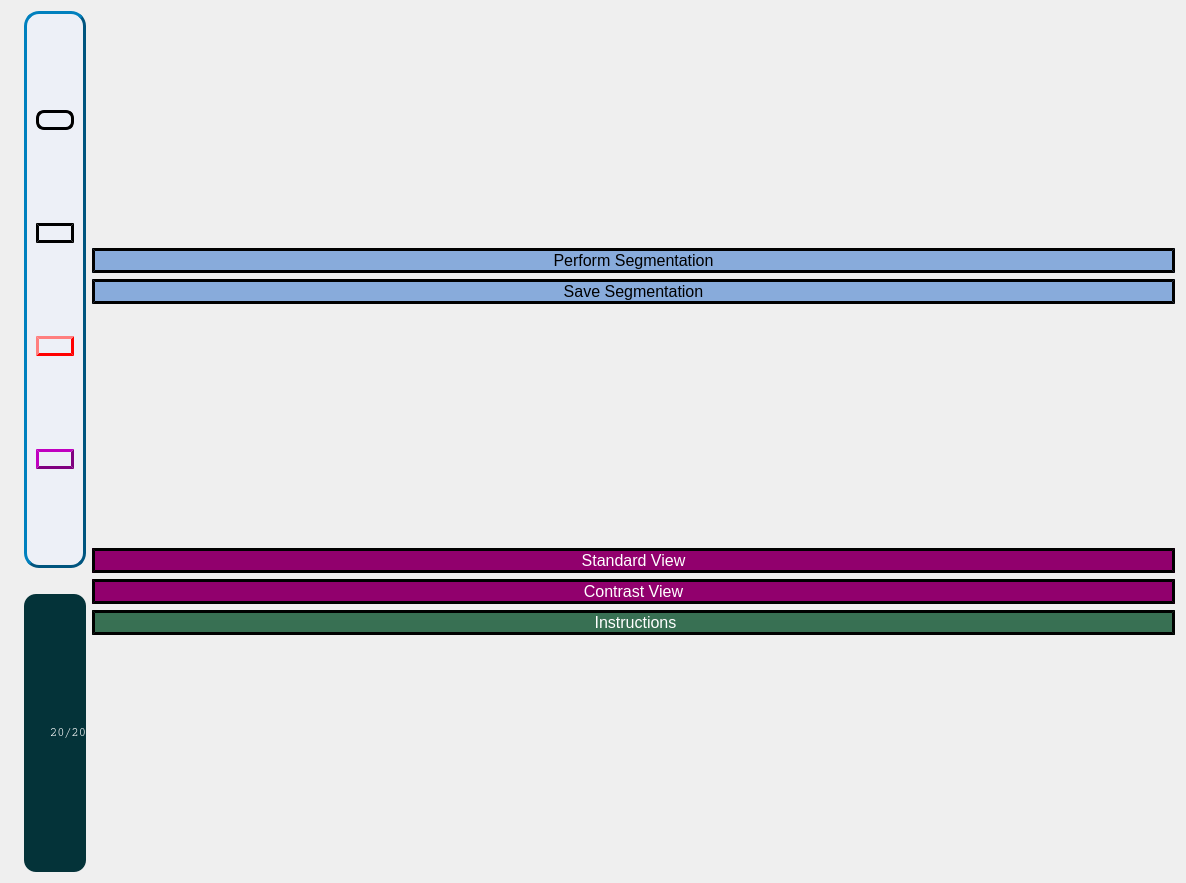
Above: FetalMRI_Workspace.ui from EldanChodorov/Automated_FetalMRI before the change. Below: the same form after it.
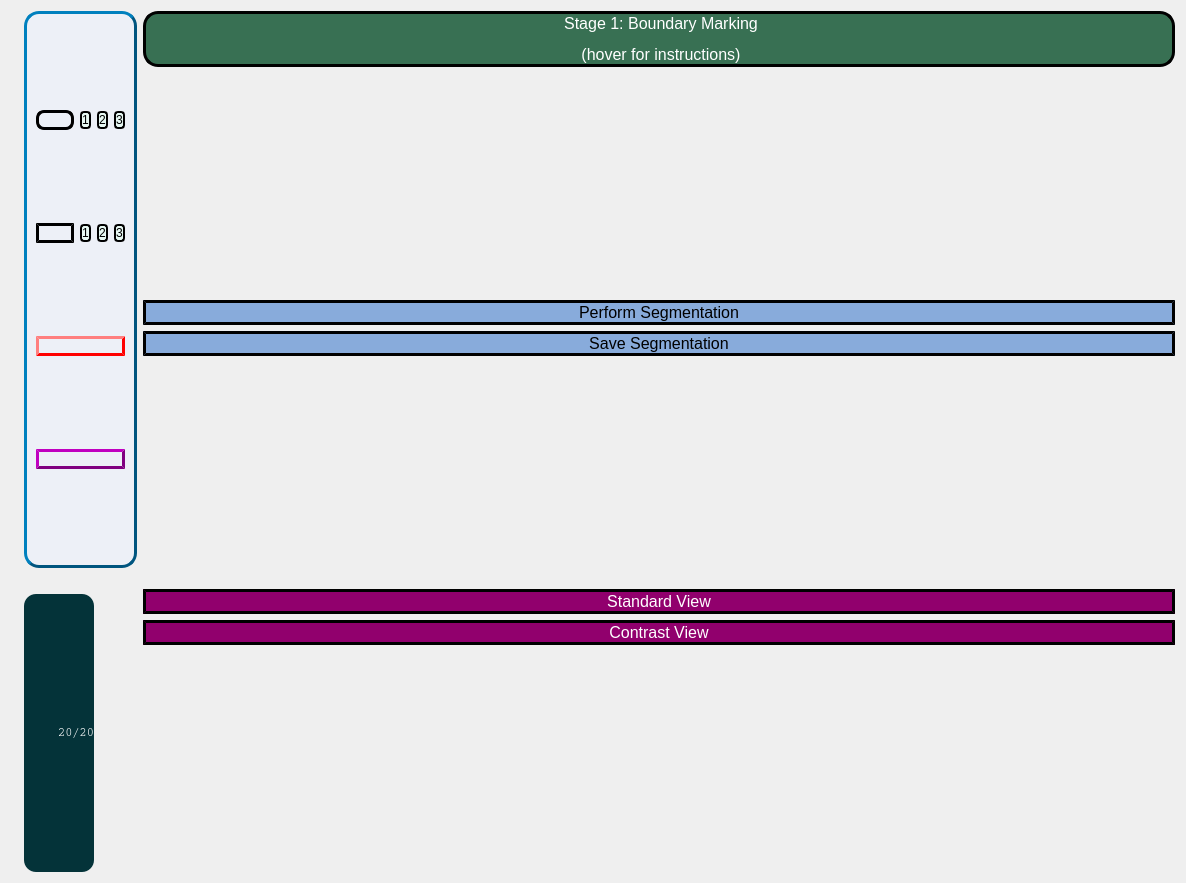
That is the form after the change. Icons and pictures are not drawn.

Commit message: eraser icon emphasize tool chosen

What changed in the file:
```diff
--- a/FetalMRI_Workspace.ui
+++ b/FetalMRI_Workspace.ui
@@ -46,48 +46,7 @@
             <enum>QFrame::Raised</enum>
            </property>
            <layout class="QGridLayout" name="gridLayout">
-            <item row="0" column="0">
-             <widget class="QPushButton" name="paintbrush_btn">
-              <property name="toolTip">
-               <string>&lt;html&gt;&lt;head/&gt;&lt;body&gt;&lt;p&gt;Use paintbrush to mark points on image.&lt;/p&gt;&lt;/body&gt;&lt;/html&gt;</string>
-              </property>
-              <property name="styleSheet">
-               <string notr="true">background-color:'white'; 
-color: black; 
-border-radius: 8px; border-color: black; border-width: 3px; 
-border-style: outset;</string>
-              </property>
-              <property name="text">
-               <string/>
-              </property>
-              <property name="icon">
-               <iconset>
-                <normaloff>images/paintbrush.png</normaloff>images/paintbrush.png</iconset>
-              </property>
-             </widget>
-            </item>
-            <item row="2" column="0">
-             <widget class="QPushButton" name="eraser_btn">
-              <property name="toolTip">
-               <string>&lt;html&gt;&lt;head/&gt;&lt;body&gt;&lt;p&gt;Use eraser to remove points or parts of segmentation.&lt;/p&gt;&lt;/body&gt;&lt;/html&gt;</string>
-              </property>
-              <property name="styleSheet">
-               <string notr="true">background-color:'white'; 
-color: black; 
-border-radius: 12px; border-color: black; border-width: 3px;
-border-style: outset;
-</string>
-              </property>
-              <property name="text">
-               <string/>
-              </property>
-              <property name="icon">
-               <iconset>
-                <normaloff>images/erase.jpg</normaloff>images/erase.jpg</iconset>
-              </property>
-             </widget>
-            </item>
-            <item row="3" column="0">
+            <item row="5" column="0">
              <widget class="QPushButton" name="outer_square_btn">
               <property name="toolTip">
                <string>Mark middle frame with square ENCLOSING brain.</string>
@@ -107,7 +66,7 @@
               </property>
              </widget>
             </item>
-            <item row="4" column="0">
+            <item row="6" column="0">
              <widget class="QPushButton" name="inner_square_btn">
               <property name="toolTip">
                <string>Mark middle first and last frame with square CONTAINED in brain.</string>
@@ -127,6 +86,139 @@
               </property>
              </widget>
             </item>
+            <item row="4" column="0">
+             <layout class="QHBoxLayout" name="horizontalLayout">
+              <item>
+               <widget class="QPushButton" name="eraser_btn">
+                <property name="toolTip">
+                 <string>&lt;html&gt;&lt;head/&gt;&lt;body&gt;&lt;p&gt;Use eraser to remove points or parts of segmentation.&lt;/p&gt;&lt;/body&gt;&lt;/html&gt;</string>
+                </property>
+                <property name="styleSheet">
+                 <string notr="true">background-color:'white'; 
+color: black; 
+border-radius: 12px; border-color: black; border-width: 3px;
+border-style: outset;
+</string>
+                </property>
+                <property name="text">
+                 <string/>
+                </property>
+                <property name="icon">
+                 <iconset>
+                  <normaloff>images/erase.jpg</normaloff>images/erase.jpg</iconset>
+                </property>
+               </widget>
+              </item>
+              <item>
+               <widget class="QPushButton" name="eraser_size1_btn">
+                <property name="styleSheet">
+                 <string notr="true">background-color: rgb(231, 248, 243);
+color: rgb(0, 0, 0);
+border-radius: 4px; border-color: black; border-width: 2px; 
+border-style: outset;
+font: 8pt &quot;MS Shell Dlg 2&quot;;</string>
+                </property>
+                <property name="text">
+                 <string>1</string>
+                </property>
+               </widget>
+              </item>
+              <item>
+               <widget class="QPushButton" name="eraser_size2_btn">
+                <property name="styleSheet">
+                 <string notr="true">background-color: rgb(231, 248, 243);
+color: rgb(0, 0, 0);
+border-radius: 4px; border-color: black; border-width: 2px; 
+border-style: outset;
+font: 10pt &quot;MS Shell Dlg 2&quot;;</string>
+                </property>
+                <property name="text">
+                 <string>2</string>
+                </property>
+               </widget>
+              </item>
+              <item>
+               <widget class="QPushButton" name="eraser_size3_btn">
+                <property name="styleSheet">
+                 <string notr="true">background-color: rgb(231, 248, 243);
+color: rgb(0, 0, 0);
+border-radius: 4px; border-color: black; border-width: 2px; 
+border-style: outset;
+font: 12pt &quot;MS Shell Dlg 2&quot;;</string>
+                </property>
+                <property name="text">
+                 <string>3</string>
+                </property>
+               </widget>
+              </item>
+             </layout>
+            </item>
+            <item row="1" column="0">
+             <layout class="QHBoxLayout" name="horizontalLayout_3">
+              <item>
+               <widget class="QPushButton" name="paintbrush_btn">
+                <property name="toolTip">
+                 <string>&lt;html&gt;&lt;head/&gt;&lt;body&gt;&lt;p&gt;Use paintbrush to mark points on image.&lt;/p&gt;&lt;/body&gt;&lt;/html&gt;</string>
+                </property>
+                <property name="styleSheet">
+                 <string notr="true">background-color:'white'; 
+color: black; 
+border-radius: 8px; border-color: black; border-width: 3px; 
+border-style: outset;</string>
+                </property>
+                <property name="text">
+                 <string/>
+                </property>
+                <property name="icon">
+                 <iconset>
+                  <normaloff>images/paintbrush.png</normaloff>images/paintbrush.png</iconset>
+                </property>
+               </widget>
+              </item>
+              <item>
+               <widget class="QPushButton" name="paintbrush_size1_btn">
+                <property name="styleSheet">
+                 <string notr="true">background-color: rgb(231, 248, 243);
+color: rgb(0, 0, 0);
+border-radius: 4px; border-color: black; border-width: 2px; 
+border-style: outset;
+font: 8pt &quot;MS Shell Dlg 2&quot;;</string>
+                </property>
+                <property name="text">
+                 <string>1</string>
+                </property>
+               </widget>
+              </item>
+              <item>
+               <widget class="QPushButton" name="paintbrush_size2_btn">
+                <property name="styleSheet">
+                 <string notr="true">background-color: rgb(231, 248, 243);
+color: rgb(0, 0, 0);
+border-radius: 4px; border-color: black; border-width: 2px; 
+border-style: outset;
+font: 10pt &quot;MS Shell Dlg 2&quot;;</string>
+                </property>
+                <property name="text">
+                 <string>2</string>
+                </property>
+               </widget>
+              </item>
+              <item>
+               <widget class="QPushButton" name="paintbrush_size3_btn">
+                <property name="styleSheet">
+                 <string notr="true">background-color: rgb(231, 248, 243);
+color: rgb(0, 0, 0);
+border-radius: 4px; border-color: black; border-width: 2px; 
+border-style: outset;
+font: 12pt &quot;MS Shell Dlg 2&quot;;</string>
+                </property>
+                <property name="text">
+                 <string>3</string>
+                </property>
+               </widget>
+              </item>
+             </layout>
+            </item>
            </layout>
           </widget>
          </item>
@@ -181,6 +273,29 @@
        </item>
        <item>
         <layout class="QVBoxLayout" name="performSegBtnsLayout">
+         <item>
+          <widget class="QLabel" name="instructions">
+           <property name="toolTip">
+            <string>&lt;html&gt;&lt;head/&gt;&lt;body&gt;&lt;pre style=&quot; margin-top:12px; margin-bottom:12px; margin-left:0px; margin-right:0px; -qt-block-indent:0; text-indent:0px; background-color:#ffffff;&quot;&gt;&lt;span style=&quot; font-family:'Courier New'; font-size:9pt; font-weight:600; color:#008080;&quot;&gt;In the first and last frame: draw a purple square inside the brain area.&lt;br/&gt;In the middle frame: draw a red square around [enclosing] the brain area.&lt;br/&gt;Finally: press 'Perform Segmentation'.&lt;/span&gt;&lt;/pre&gt;&lt;/body&gt;&lt;/html&gt;</string>
+           </property>
+           <property name="statusTip">
+            <string>&lt;html&gt;&lt;head/&gt;&lt;body&gt;&lt;pre style=&quot; margin-top:12px; margin-bottom:12px; margin-left:0px; margin-right:0px; -qt-block-indent:0; text-indent:0px; background-color:#ffffff;&quot;&gt;&lt;span style=&quot; font-family:'Courier New'; font-size:9pt; font-weight:600; color:#008080;&quot;&gt;In the first and last frame: draw a purple square inside the brain area.&lt;br/&gt;In the middle frame: draw a red square around [enclosing] the brain area.&lt;br/&gt;Finally: press 'Perform Segmentation'.&lt;/span&gt;&lt;/pre&gt;&lt;/body&gt;&lt;/html&gt;</string>
+           </property>
+           <property name="whatsThis">
+            <string>&lt;html&gt;&lt;head/&gt;&lt;body&gt;&lt;p&gt;In the first and last frame: draw a purple square inside the brain area.&lt;/p&gt;&lt;p&gt;In the middle frame: draw a red square around [enclosing] the brain area.&lt;/p&gt;&lt;p&gt;Finally: press 'Perform Segmentation'.&lt;/p&gt;&lt;/body&gt;&lt;/html&gt;</string>
+           </property>
+           <property name="styleSheet">
+            <string notr="true">background-color: rgb(56, 112, 83);
+ color: white; font-weight: regular; font-size: 12pt;
+border-radius: 15px; border-color: black; border-width: 3px; 
+border-style: outset;
+</string>
+           </property>
+           <property name="text">
+            <string>&lt;html&gt;&lt;head/&gt;&lt;body&gt;&lt;p align=&quot;center&quot;&gt;Stage 1: Boundary Marking&lt;/p&gt;&lt;p align=&quot;center&quot;&gt;(hover for instructions)&lt;/p&gt;&lt;/body&gt;&lt;/html&gt;</string>
+           </property>
+          </widget>
+         </item>
          <item>
           <spacer name="verticalSpacer">
            <property name="orientation">
@@ -261,23 +376,6 @@
            </property>
           </widget>
          </item>
-         <item>
-          <widget class="QLabel" name="instructions">
-           <property name="toolTip">
-            <string>&lt;html&gt;&lt;head/&gt;&lt;body&gt;&lt;pre style=&quot; margin-top:12px; margin-bottom:12px; margin-left:0px; margin-right:0px; -qt-block-indent:0; text-indent:0px; background-color:#ffffff;&quot;&gt;&lt;span style=&quot; font-family:'Courier New'; font-size:9pt; font-weight:600; color:#008080;&quot;&gt;In the first and last frame: draw a purple square inside the brain area.&lt;br/&gt;In the middle frame: draw a red square around [enclosing] the brain area.&lt;br/&gt;Finally: press 'Perform Segmentation'.&lt;/span&gt;&lt;/pre&gt;&lt;/body&gt;&lt;/html&gt;</string>
-           </property>
-           <property name="styleSheet">
-            <string notr="true">background-color: rgb(56, 112, 83);
- color: white; font-weight: regular; font-size: 12pt;
-border-radius: 15px; border-color: black; border-width: 3px; 
-border-style: outset;
-</string>
-           </property>
-           <property name="text">
-            <string>&lt;html&gt;&lt;head/&gt;&lt;body&gt;&lt;p align=&quot;center&quot;&gt;Instructions&lt;/p&gt;&lt;/body&gt;&lt;/html&gt;</string>
-           </property>
-          </widget>
-         </item>
          <item>
           <spacer name="verticalSpacer_3">
            <property name="orientation">
```
Left out of the diff: 3 changed lines with no effect on the pictures. The commit also changes 16 other files.
